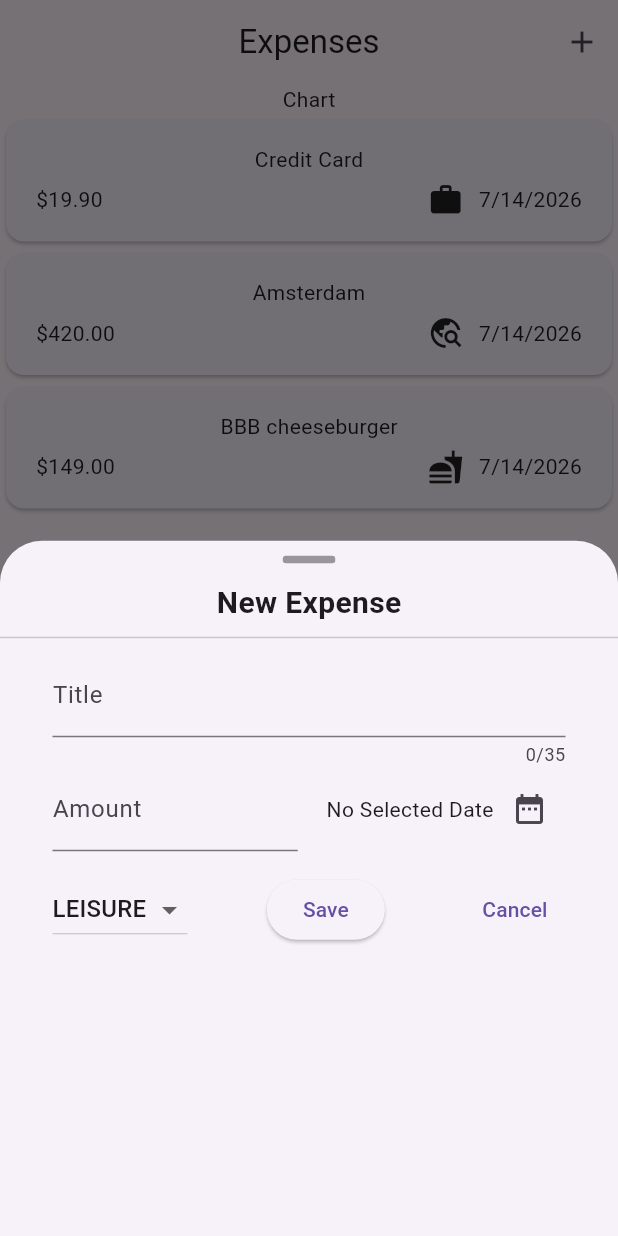
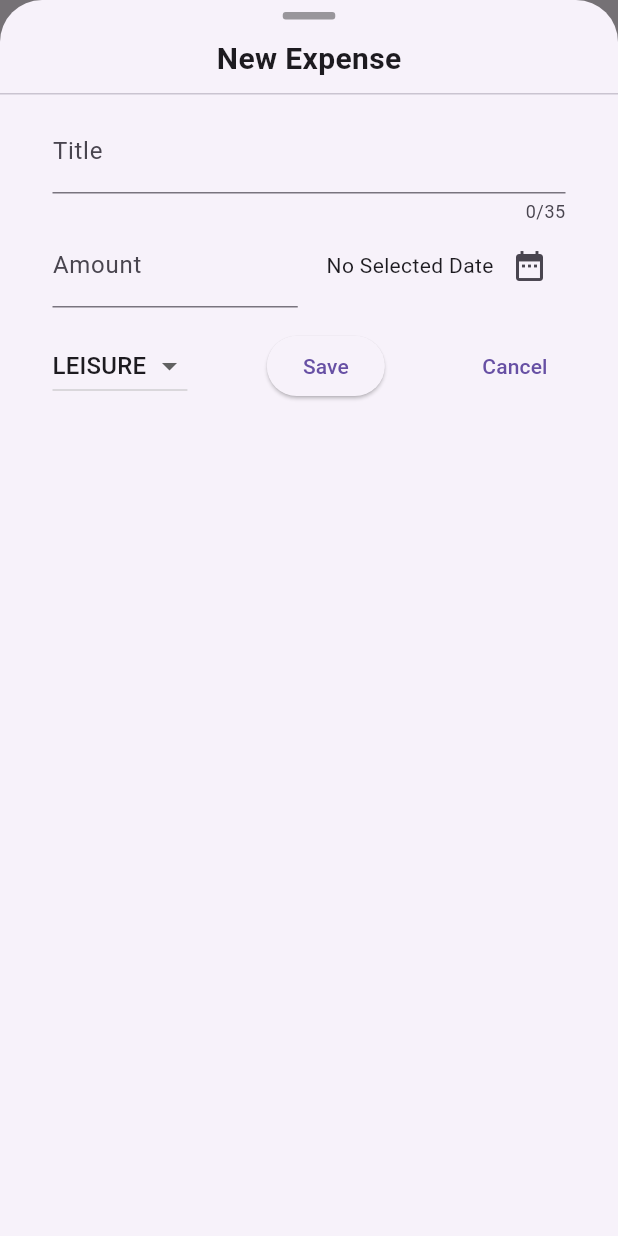
Before and after one commit to ChocolateXmas/Expenses-Tracker, a Flutter app: the screen it shows after launch, after a tap on the "add" icon, on a phone screen of 412 x 824 dp. Run offline on Flutter 3.47's test engine with Material 3 defaults, Android fonts, the phone set to English and light mode, and no system bars.

Commit message:
feat(expense_screen): set isScrollControlled: true so no overlay would interrupt interaction with new expense data insertion
- refactor(expenses_screen, new_expense): added more top padding to the modal bottom sheet, in order to not intersect with the device's status bar using flag useSafeArea: true

```diff
--- a/lib/widgets/expenses.dart
+++ b/lib/widgets/expenses.dart
@@ -38,6 +38,8 @@ class _ExpensesState extends State<Expenses> {
     showModalBottomSheet(
       context: context,
       showDragHandle: false,
+      useSafeArea: true,
+      isScrollControlled: true,
       builder: (ctx) => NewExpense(onAddExpense: _addExpense),
     );
   }
--- a/lib/widgets/new_expense.dart
+++ b/lib/widgets/new_expense.dart
@@ -32,12 +32,13 @@ class _NewExpenseState extends State<NewExpense> {
     });
   }
 
-  final Widget modalDragTitle = SizedBox(
+  Widget _modalDragTitle(BuildContext context) {
+    return SizedBox(
       child: Column(
         mainAxisSize: MainAxisSize.min,
         children: [
           Padding(
-          padding: const EdgeInsets.only(top: 10, bottom: 8),
+            padding: EdgeInsets.only(top: 8, bottom: 8),
             child: Column(
               mainAxisSize: MainAxisSize.min,
               children: [
@@ -66,6 +67,7 @@ class _NewExpenseState extends State<NewExpense> {
         ],
       ),
     );
+  }
 
   void _submitExpenseData() {
     final title = _titleController.text.trim();
@@ -124,7 +126,7 @@ class _NewExpenseState extends State<NewExpense> {
   Widget build(BuildContext context) {
     return Column(
       children: [
-        modalDragTitle,
+        _modalDragTitle(context),
         Padding(
           padding: const EdgeInsets.only(
             left: 35,
```
Lines whose indentation alone changed are shown as unchanged.
